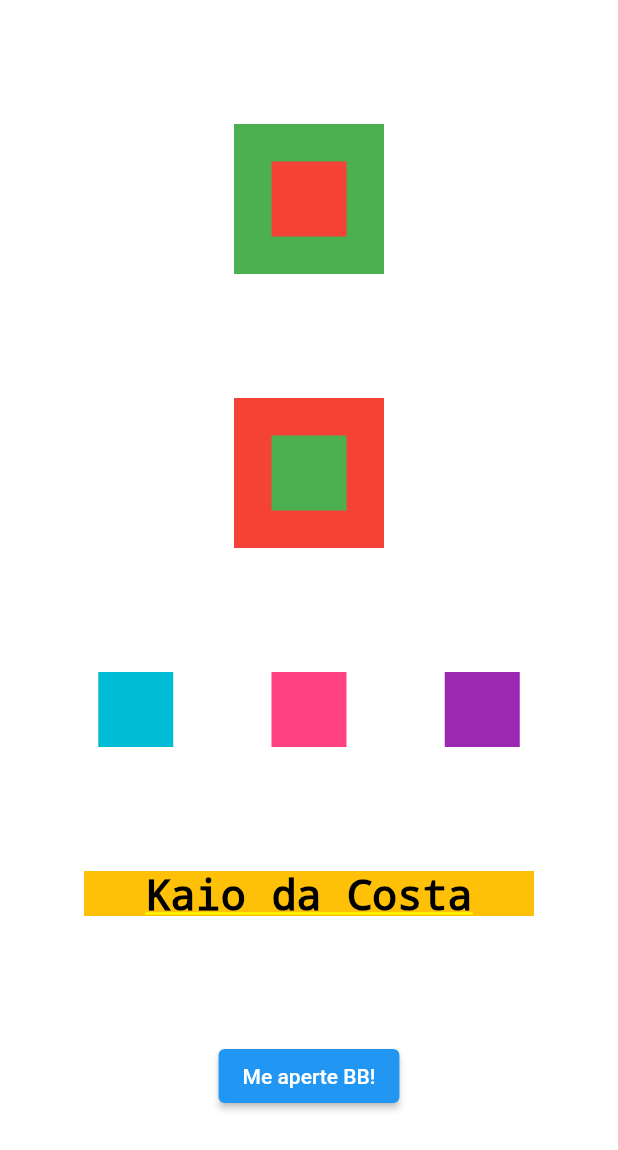
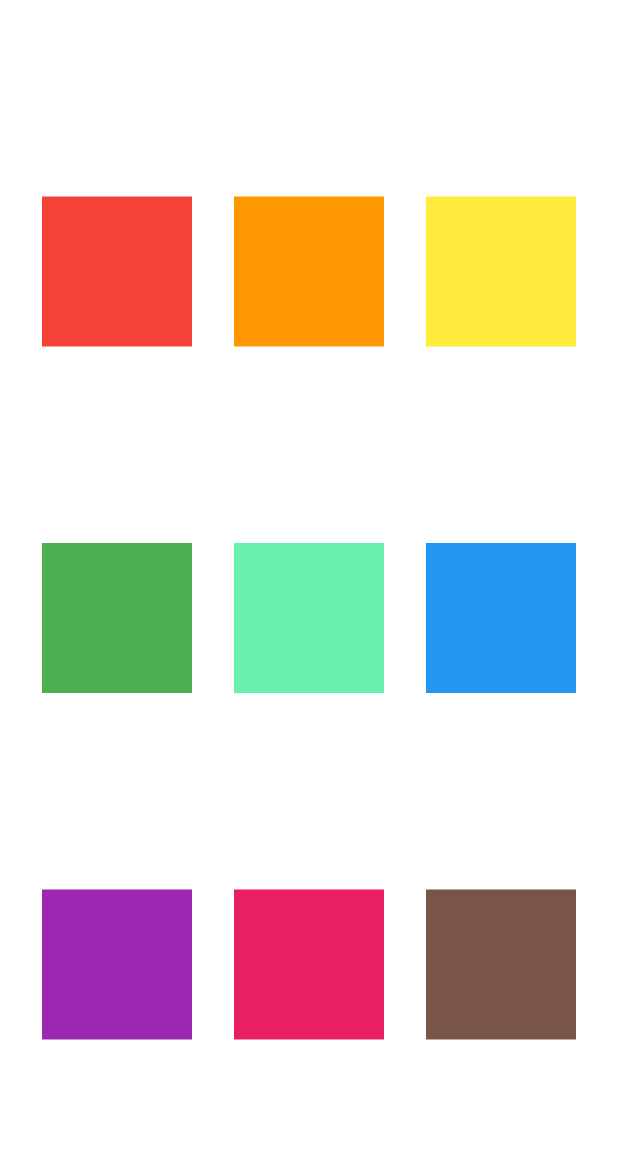
Before and after one commit to kaiodacosta/fist_project_flutter, a Flutter app: the screen it shows after launch, on a phone screen of 412 x 824 dp. Shown: the top 1150 px of the screen. Run offline on Flutter 3.47's test engine with Material 2 defaults, Android fonts, the phone set to English and light mode, and no system bars.

Commit message:
Challenge 1 implementation.

```diff
--- a/lib/main.dart
+++ b/lib/main.dart
@@ -15,80 +15,70 @@ class MyApp extends StatelessWidget {
       theme: ThemeData(
         primarySwatch: Colors.blue,
       ),
-      home: Container(
-        color: Colors.white,
-        child: Column(
+      home: Column(
         mainAxisAlignment: MainAxisAlignment.spaceEvenly,
-          crossAxisAlignment: CrossAxisAlignment.center,
         children: [
-            Stack(
-              alignment: AlignmentDirectional.center,
-              children: [
-                Container(
-                  color: Colors.green,
-                  width: 100,
-                  height: 100,
-                ),
-                Container(
-                  color: Colors.red,
-                  width: 50,
-                  height: 50,
-                )
-              ],
-            ),
-            Stack(
-              alignment: AlignmentDirectional.center,
+          Row(
+            mainAxisAlignment: MainAxisAlignment.spaceEvenly,
             children: [
               Container(
                 color: Colors.red,
+                height: 100,
                 width: 100,
-                  height: 100,
               ),
               Container(
-                  color: Colors.green,
-                  width: 50,
-                  height: 50,
-                )
+                color: Colors.orange,
+                height: 100,
+                width: 100,
+              ),
+              Container(
+                color: Colors.yellow,
+                height: 100,
+                width: 100,
+              ),
             ],
           ),
           Row(
             mainAxisAlignment: MainAxisAlignment.spaceEvenly,
-              crossAxisAlignment: CrossAxisAlignment.center,
             children: [
               Container(
-                  color: Colors.cyan,
-                  width: 50,
-                  height: 50,
+                color: Colors.green,
+                height: 100,
+                width: 100,
               ),
               Container(
-                  color: Colors.pinkAccent,
-                  width: 50,
-                  height: 50,
+                color: Colors.greenAccent,
+                height: 100,
+                width: 100,
               ),
               Container(
-                  color: Colors.purple,
-                  width: 50,
-                  height: 50,
-                )
+                color: Colors.blue,
+                height: 100,
+                width: 100,
+              ),
             ],
           ),
+          Row(
+            mainAxisAlignment: MainAxisAlignment.spaceEvenly,
+            children: [
               Container(
-              color: Colors.amber,
-              height: 30,
-              width: 300,
-              child: Text(
-                'Kaio da Costa Silva',
-                style: TextStyle(color: Colors.black, fontSize: 28),
-                textAlign: TextAlign.center,
+                color: Colors.purple,
+                height: 100,
+                width: 100,
               ),
+              Container(
+                color: Colors.pink,
+                height: 100,
+                width: 100,
               ),
-            ElevatedButton(
-                onPressed: () {
-                  print('Apertou no botão fera!');
-                },
-                child: Text('Me aperte BB!'))
+              Container(
+                color: Colors.brown,
+                height: 100,
+                width: 100,
+              ),
             ],
           ),
+        ],
       ),
     );
   }
```
Lines whose indentation alone changed are shown as unchanged.
